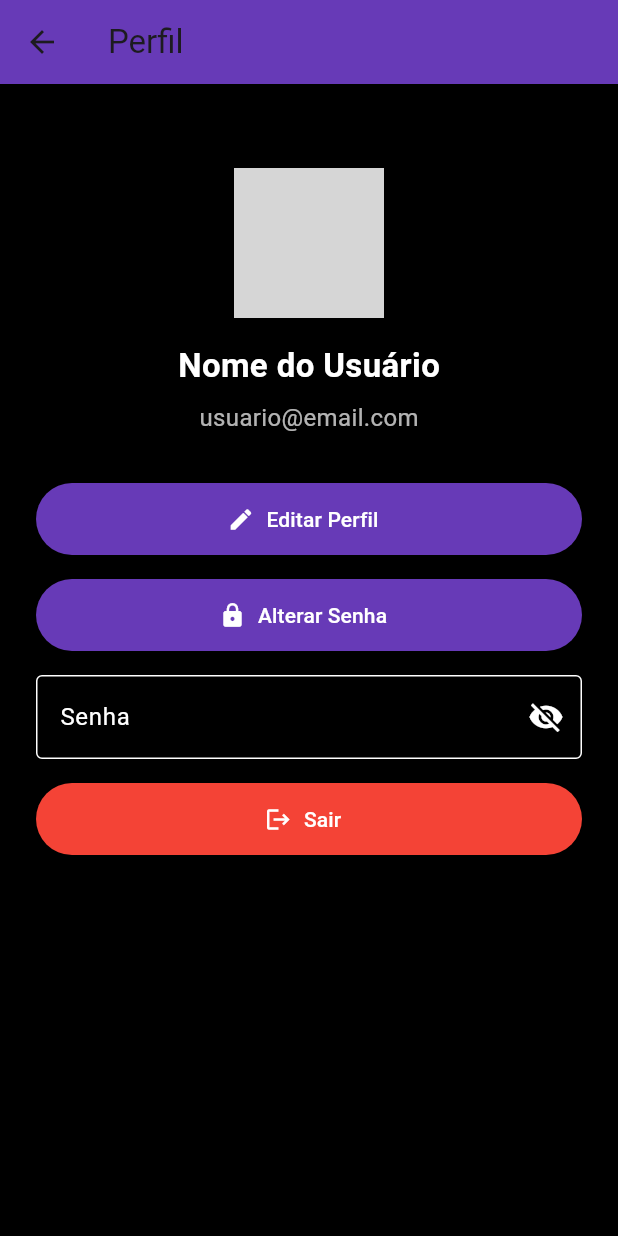
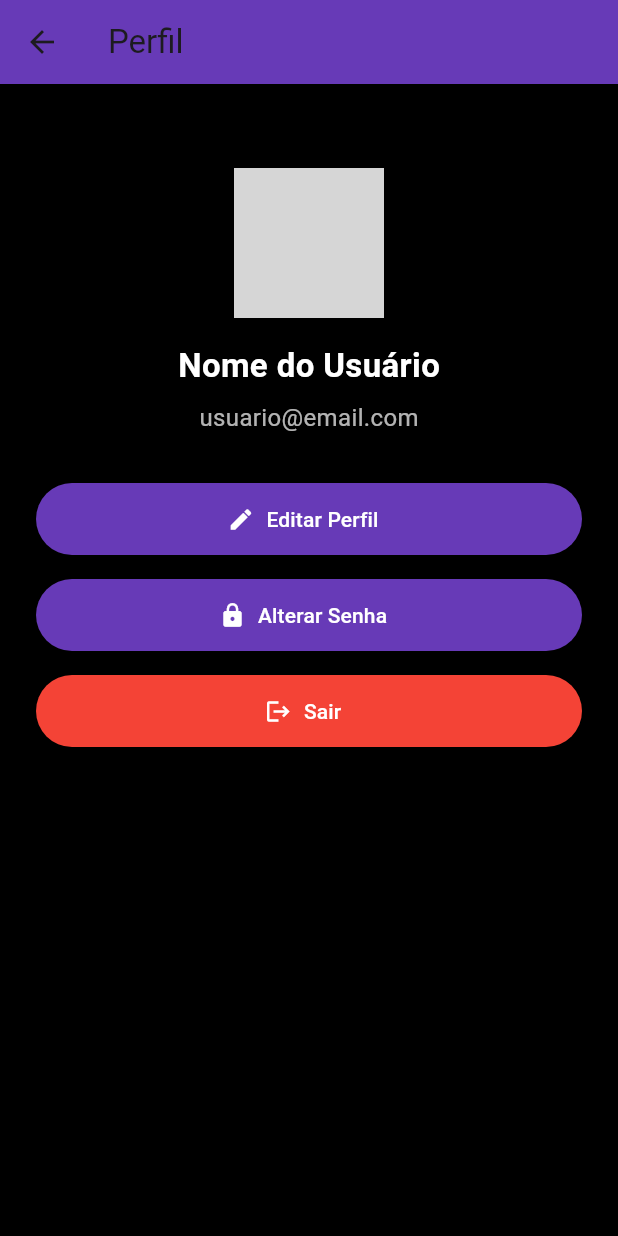
Before and after one commit to JorgeAlexandresantosfilho/MonitorarNivelDeAgua, a Flutter app: the ProfileScreen screen opened directly, on a phone screen of 412 x 824 dp. Run offline on Flutter 3.47's test engine with Material 3 defaults, Android fonts, the phone set to English and light mode, and no system bars; our stand-ins replace flutter_bluetooth_serial, permission_handler; grey boxes are pictures that could not be loaded.

Commit message:
Minha alteração ainda em andamento

```diff
--- a/nivel_de_agua/lib/screens/profile_screen.dart
+++ b/nivel_de_agua/lib/screens/profile_screen.dart
@@ -8,8 +8,6 @@ class ProfileScreen extends StatefulWidget {
 }
 
 class _ProfileScreenState extends State<ProfileScreen> {
-  bool _obscurePassword = true;
-  final TextEditingController _passwordController = TextEditingController();
 
   @override
   Widget build(BuildContext context) {
@@ -28,7 +26,7 @@ class _ProfileScreenState extends State<ProfileScreen> {
             const CircleAvatar(
               radius: 50,
               backgroundImage: AssetImage(
-                'assets/images/profile_placeholder.png',
+                'assets/profile.jpg',
               ),
             ),
             const SizedBox(height: 16),
@@ -73,33 +71,6 @@ class _ProfileScreenState extends State<ProfileScreen> {
               ),
             ),
             const SizedBox(height: 16),
-            TextField(
-              controller: _passwordController,
-              obscureText: _obscurePassword,
-              decoration: InputDecoration(
-                labelText: 'Senha',
-                labelStyle: const TextStyle(color: Colors.white),
-                suffixIcon: IconButton(
-                  icon: Icon(
-                    _obscurePassword ? Icons.visibility_off : Icons.visibility,
-                    color: Colors.white,
-                  ),
-                  onPressed: () {
-                    setState(() {
-                      _obscurePassword = !_obscurePassword;
-                    });
-                  },
-                ),
-                enabledBorder: const OutlineInputBorder(
-                  borderSide: BorderSide(color: Colors.white),
-                ),
-                focusedBorder: const OutlineInputBorder(
-                  borderSide: BorderSide(color: Colors.deepPurple),
-                ),
-              ),
-              style: const TextStyle(color: Colors.white),
-            ),
-            const SizedBox(height: 16),
             ElevatedButton.icon(
               onPressed: () {
                 // TODO: Implementar lógica de logout
```
